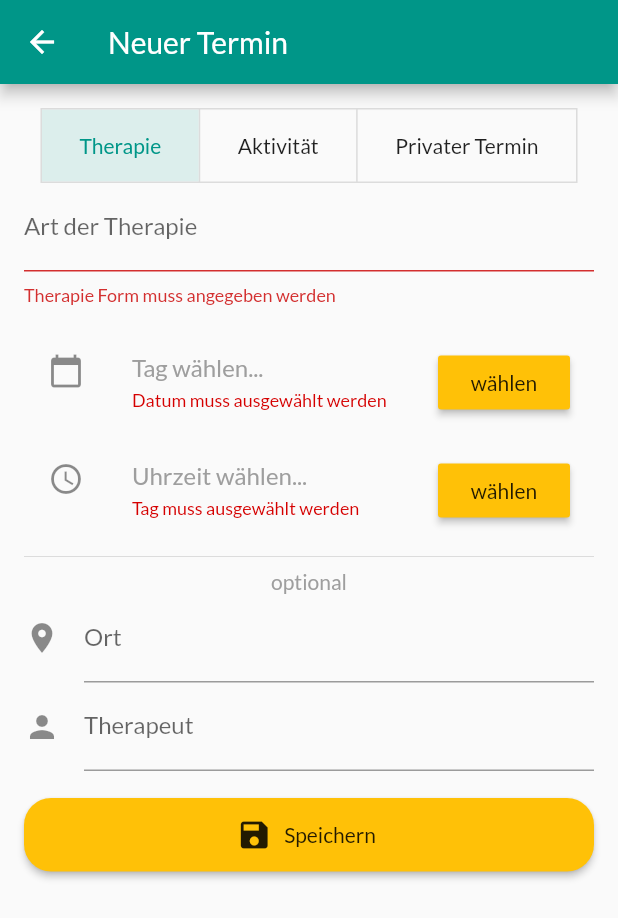
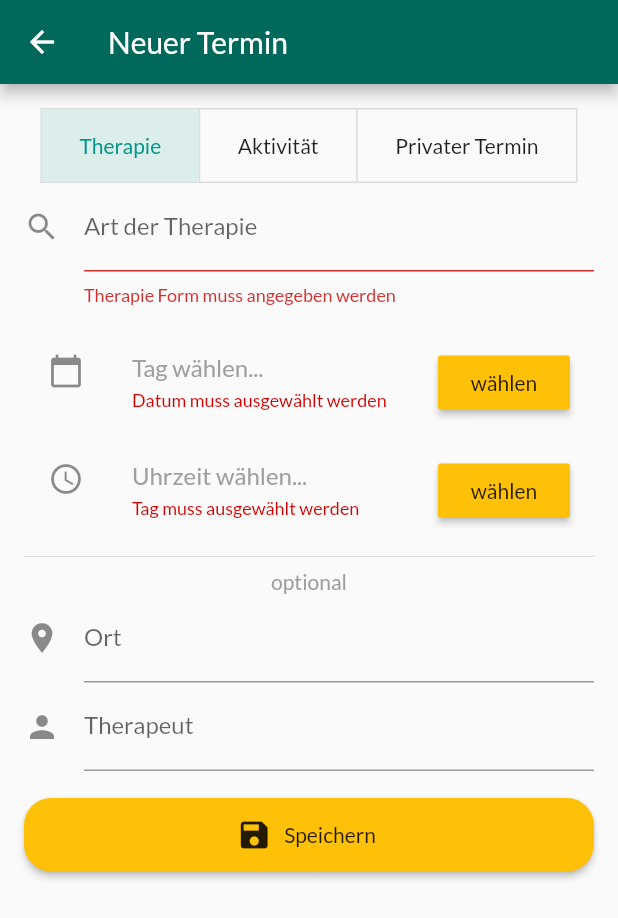
Before and after one commit to schmt5/papp, a Flutter app: the CreateAppointmentScreen screen opened by its route, after a tap on "Speichern", on a phone screen of 412 x 824 dp. Shown: the top 918 px of the screen. Run offline on Flutter 3.47's test engine with Material 2 defaults, Android fonts, the phone set to English and light mode, and no system bars; our stand-ins replace sqflite; accounts and stored records are empty.

Commit message:
add search Function for createAppointment

```diff
--- a/papp/lib/main.dart
+++ b/papp/lib/main.dart
@@ -47,6 +47,7 @@ class MyApp extends StatelessWidget {
           // Notice that the counter didn't reset back to zero; the application
           // is not restarted.
           primarySwatch: Colors.teal,
+          primaryColor: Colors.teal[800],
           accentColor: Colors.amber,
           fontFamily: 'Lato',
         ),
--- a/papp/lib/screens/create_appointment_screen.dart
+++ b/papp/lib/screens/create_appointment_screen.dart
@@ -31,6 +31,65 @@ class _CreateAppointmentScreenState extends State<CreateAppointmentScreen> {
     earnedPappTaler: null,
   );
 
+  // for TherapieForm
+  var typeOfTherapie = [
+    'AOT (alltagsorientiertes Training)',
+    'Ergotherapie',
+    'Heilpädagogische Früherziehung (HFE)',
+    'Heilpädagogisches Reiten',
+    'Hippotherapie',
+    'Hundetherapie',
+    'Koch- und Backgruppe',
+    'KreAktiv Schule',
+    'KreAktiv Therapie',
+    'Logopädie',
+    'MTT (medizinische Trainingstherapie)',
+    'Neuropsychologie',
+    'Physiotherapie',
+    'Physiotherapie Wasser',
+    'PluSport',
+    'Psychologie',
+    'Robotik obere Extremitäten',
+    'Robotik untere Extremitäten (Andago)',
+    'Robotik untere Extremitäten (Erigo)',
+    'Robotik untere Extremitäten (Lokomat)',
+    'Robotik untere Extremitäten (Rysen)',
+    'Schule',
+    'Sport',
+    'Therapeutische Spielgruppe'
+  ];
+
+  List<String> searchItems = [];
+  String _selectedTherapie;
+  TextEditingController _therapieFieldController = TextEditingController();
+
+  _filterSearchResults(String query) {
+    List<String> searchResult = [];
+    if (query.isNotEmpty) {
+      searchResult = typeOfTherapie
+          .where(
+            (item) => item.toLowerCase().startsWith(query.toLowerCase()),
+          )
+          .toList();
+
+      setState(() {
+        searchItems.clear();
+        searchItems.addAll(searchResult);
+      });
+    } else {
+      setState(() {
+        searchItems.clear();
+      });
+    }
+  }
+
+  _setTherapie(String item) {
+    searchItems.clear();
+    setState(() {
+      _therapieFieldController.text = item;
+    });
+  }
+
   void _selectDate() {
     showDatePicker(
       context: context,
@@ -62,66 +121,57 @@ class _CreateAppointmentScreenState extends State<CreateAppointmentScreen> {
   }
 
   void _saveForm() {
+    var isValid;
     if (isSelected[0]) {
-      var isValid = _therapieForm.currentState.validate();
+      // Therapie Form
+      isValid = _therapieForm.currentState.validate();
     } else {
-      var isValid = _privateAppointmentForm.currentState.validate();
+      // Private Appointment Form
+      isValid = _privateAppointmentForm.currentState.validate();
+    }
+    if (!isValid) {
+      return;
     }
 
-    // var year = _selectedDate.year;
-    // var month = _selectedDate.month;
-    // var day = _selectedDate.day;
-    // var hour = _selectedTime.hour;
-    // var minute = _selectedTime.minute;
-    // var second = _selectedDate.second;
-    // var millisecond = _selectedDate.millisecond;
+    // Get values from _selectedDate and _selectedTime
+    var year = _selectedDate.year;
+    var month = _selectedDate.month;
+    var day = _selectedDate.day;
+    var hour = _selectedTime.hour;
+    var minute = _selectedTime.minute;
+    var second = _selectedDate.second;
+    var millisecond = _selectedDate.millisecond;
 
-    // var dateTime =
-    //     DateTime(year, month, day, hour, minute, second, millisecond);
+    // create new DateTime including selected Date and selected Time
+    // second and millisecond are importent for the id of the appointment.
+    var dateTime =
+        DateTime(year, month, day, hour, minute, second, millisecond);
 
-    // var appointment = AppointmentModel(
-    //   id: dateTime.millisecondsSinceEpoch,
-    //   category: "Physiotherapie",
-    //   dateTime: dateTime,
-    // );
-    // Provider.of<Appointments>(context, listen: false)
-    //     .addAppointment(appointment);
+    // create AppointmentModel with id and dateTime
+    _createdItem = AppointmentModel(
+      id: dateTime.millisecondsSinceEpoch,
+      category: null,
+      dateTime: dateTime,
+    );
+
+    // save Form, this add the other values (category, place, supervisor)
+    if (isSelected[0]) {
+      _therapieForm.currentState.save();
+
+      // insert createdItem into Database
+      Provider.of<Appointments>(context, listen: false)
+          .addAppointment(_createdItem);
+    } else {
+      _privateAppointmentForm.currentState.save();
+    }
   }
 
   @override
   Widget build(BuildContext context) {
-    final bool showFab = MediaQuery.of(context).viewInsets.bottom == 0.0;
     return Scaffold(
       appBar: AppBar(
         title: Text('Neuer Termin'),
       ),
-      // floatingActionButtonLocation: FloatingActionButtonLocation.centerFloat,
-      // floatingActionButton: showFab
-      //     ? FloatingActionButton.extended(
-      //         icon: Icon(Icons.save),
-      //         label: Text('Speichern'),
-      //         onPressed: () {
-      //           var year = _selectedDate.year;
-      //           var month = _selectedDate.month;
-      //           var day = _selectedDate.day;
-      //           var hour = _selectedTime.hour;
-      //           var minute = _selectedTime.minute;
-      //           var second = _selectedDate.second;
-      //           var millisecond = _selectedDate.millisecond;
-
-      //           var dateTime = DateTime(
-      //               year, month, day, hour, minute, second, millisecond);
-
-      //           var appointment = AppointmentModel(
-      //             id: dateTime.millisecondsSinceEpoch,
-      //             category: "Physiotherapie",
-      //             dateTime: dateTime,
-      //           );
-      //           Provider.of<Appointments>(context, listen: false)
-      //               .addAppointment(appointment);
-      //         },
-      //       )
-      //     : null,
       body: Padding(
         padding: EdgeInsets.all(16),
         child: ListView(
@@ -196,17 +246,51 @@ class _CreateAppointmentScreenState extends State<CreateAppointmentScreen> {
       child: Column(
         children: <Widget>[
           TextFormField(
-            decoration: InputDecoration(labelText: 'Art der Therapie'),
+            onChanged: (val) {
+              _filterSearchResults(val);
+            },
+            controller: _therapieFieldController,
+            decoration: InputDecoration(
+                labelText: 'Art der Therapie',
+                icon: Icon(
+                  Icons.search,
+                )),
             validator: (val) {
               if (val.isEmpty) {
                 return 'Therapie Form muss angegeben werden';
               }
               return null;
             },
-
+            onSaved: (val) {
+              _createdItem = AppointmentModel(
+                id: _createdItem.id,
+                category: val,
+                dateTime: _createdItem.dateTime,
+                place: _createdItem.place,
+                subject: _createdItem.subject,
+                supervisor: _createdItem.supervisor,
+                earnedPappTaler: _createdItem.earnedPappTaler,
+              );
+            },
           ),
           SizedBox(
             height: 16,
+          ),
+          Container(
+            child: Column(
+              crossAxisAlignment: CrossAxisAlignment.stretch,
+              children: searchItems
+                  .map((item) => InkWell(
+                        onTap: () {
+                          _setTherapie(item);
+                        },
+                        child: ListTile(
+                          title: Text(item),
+                          trailing: Icon(Icons.arrow_forward),
+                        ),
+                      ))
+                  .toList(),
+            ),
           ),
           FormField(
             validator: (_) {
@@ -272,7 +356,6 @@ class _CreateAppointmentScreenState extends State<CreateAppointmentScreen> {
               trailing: RaisedButton(
                 child: Text(
                   'wählen',
-
                 ),
                 onPressed: _selectTime,
                 color: Theme.of(context).accentColor,
@@ -291,14 +374,38 @@ class _CreateAppointmentScreenState extends State<CreateAppointmentScreen> {
               labelText: 'Ort',
               icon: Icon(
                 Icons.location_on,
-                )),
+              ),
+            ),
+            onSaved: (val) {
+              _createdItem = AppointmentModel(
+                id: _createdItem.id,
+                category: _createdItem.category,
+                dateTime: _createdItem.dateTime,
+                place: val,
+                subject: _createdItem.subject,
+                supervisor: _createdItem.supervisor,
+                earnedPappTaler: _createdItem.earnedPappTaler,
+              );
+            },
           ),
           TextFormField(
             decoration: InputDecoration(
               labelText: 'Therapeut',
               icon: Icon(
                 Icons.person,
-                )),
+              ),
+            ),
+            onSaved: (val) {
+              _createdItem = AppointmentModel(
+                id: _createdItem.id,
+                category: _createdItem.category,
+                dateTime: _createdItem.dateTime,
+                place: _createdItem.place,
+                subject: _createdItem.subject,
+                supervisor: val,
+                earnedPappTaler: _createdItem.earnedPappTaler,
+              );
+            },
           ),
         ],
       ),
```
Lines whose indentation alone changed are shown as unchanged.
